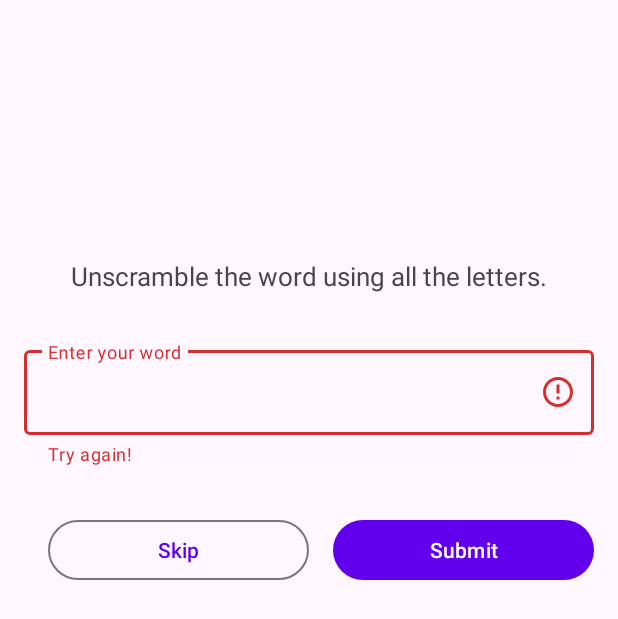
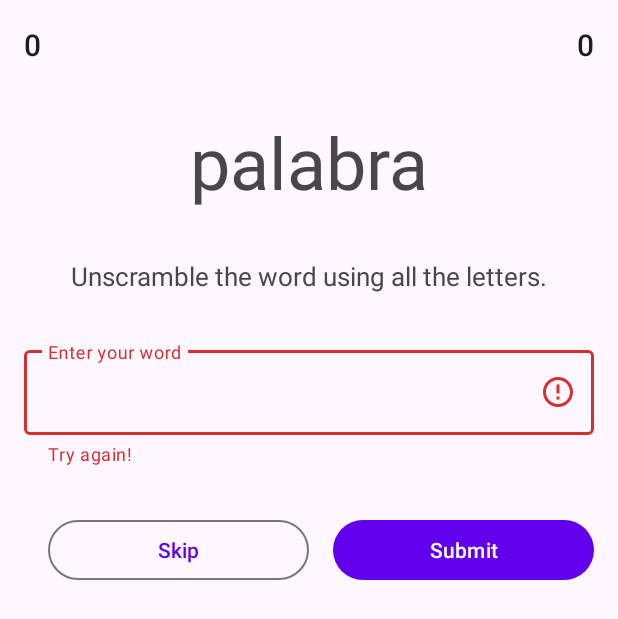
Before and after one commit to DavidAugustoHernandezMartin/escuela-arcade, an Android app: the fragment GameFragment shown on its own in the app's theme, after a tap on "Submit", on a phone screen of 412 x 824 dp. Shown: the top 619 px of the screen. Run offline under Robolectric (Android 15) with nearby library versions, the phone set to English and light mode, and no system bars; our stand-ins replace data binding; 5 statements that could not run were skipped.

Commit message:
Integración del fragmento de juego.

```diff
--- a/app/src/main/java/augusto/hernandez/escuelaarcade/coursegame/course/CourseListFragment.kt
+++ b/app/src/main/java/augusto/hernandez/escuelaarcade/coursegame/course/CourseListFragment.kt
@@ -26,7 +26,7 @@ class CourseListFragment: Fragment() {
     ): View {
         val fragmentBinding = CourseListFragmentBinding.inflate(inflater, container, false)
         binding = fragmentBinding
-        binding.lifecycleOwner = this
+        binding.lifecycleOwner = viewLifecycleOwner
         return fragmentBinding.root
     }
     override fun onViewCreated(view: View, savedInstanceState: Bundle?) {
--- a/app/src/main/java/augusto/hernandez/escuelaarcade/coursegame/game/GameFragment.kt
+++ b/app/src/main/java/augusto/hernandez/escuelaarcade/coursegame/game/GameFragment.kt
@@ -1,19 +1,20 @@
 package augusto.hernandez.escuelaarcade.coursegame.game
 
 import android.os.Bundle
+import android.util.Log
 import android.view.LayoutInflater
 import android.view.View
 import android.view.ViewGroup
 import androidx.fragment.app.Fragment
-import androidx.fragment.app.viewModels
+import androidx.fragment.app.activityViewModels
 import androidx.navigation.fragment.findNavController
 import augusto.hernandez.escuelaarcade.R
-import augusto.hernandez.escuelaarcade.coursegame.course.CourseListFragment
+import augusto.hernandez.escuelaarcade.coursegame.course.CourseFragment
 import augusto.hernandez.escuelaarcade.databinding.GameFragmentBinding
 import com.google.android.material.dialog.MaterialAlertDialogBuilder
 
 class GameFragment: Fragment() {
-    private val viewModel:GameViewModel by viewModels()
+    private val viewModel:GameViewModel by activityViewModels()
 
     // Binding object instance with access to the views in the game_fragment.xml layout
     private lateinit var binding: GameFragmentBinding
@@ -27,36 +28,45 @@ class GameFragment: Fragment() {
     override fun onCreate(savedInstanceState: Bundle?) {
         super.onCreate(savedInstanceState)
         arguments?.let {
-            numero = it.getInt(CourseListFragment.NUMERO)
+            numero = it.getInt(CourseFragment.NUMERO)
         }
+        Log.d("ARGUMENTOS","Se está recibiendo el argumento $numero a de CourseFragment")
     }
 
     override fun onCreateView(
-        inflater: LayoutInflater, container: ViewGroup?,
+        inflater: LayoutInflater,
+        container: ViewGroup?,
         savedInstanceState: Bundle?
     ): View {
         // Inflate the layout XML file and return a binding object instance
         //Esta vez con databinding en vez de viewbinding
         binding = GameFragmentBinding.inflate(inflater,container,false)
-        binding.lifecycleOwner = this
+        binding.lifecycleOwner = viewLifecycleOwner
         return binding.root
     }
 
     override fun onViewCreated(view: View, savedInstanceState: Bundle?) {
         super.onViewCreated(view, savedInstanceState)
-        // Setup a click listener for the Submit and Skip buttons.
-        binding.submit.setOnClickListener { onSubmitWord() }
-        binding.skip.setOnClickListener { onSkipWord() }
         //Inicialización de variables de diseño (databinding)
-        binding.gameViewModel = viewModel
-        binding.maxNoOfWords = MAX_NO_OF_WORDS
+        binding.apply {
+            gameViewModel = viewModel
+            maxNoOfWords = MAX_NO_OF_WORDS
+            appBinding = this@GameFragment
+        }
+        binding.gameViewModel!!.currentScrambledWord.observe(viewLifecycleOwner){ newWord ->
+            binding.textViewUnscrambledWord.text = newWord ?: "palabra"
+        }
+
+        binding.gameViewModel!!.currentWordCount.observe(viewLifecycleOwner){ newWordCount ->
+            binding.wordCount.text = newWordCount.toString()
+        }
+
+        binding.gameViewModel!!.score.observe(viewLifecycleOwner){ newScore ->
+            binding.score.text = newScore.toString()
+        }
     }
 
-    /*
-    * Checks the user's word, and updates the score accordingly.
-    * Displays the next scrambled word.
-    */
-    private fun onSubmitWord() {
+     fun onSubmitWord() {
         val playerWord:String = binding.textInputEditText.text.toString().trim()
         if(viewModel.isUserWordCorrect(playerWord)){
             setErrorTextField(false)
@@ -66,11 +76,7 @@ class GameFragment: Fragment() {
         }
     }
 
-    /*
-     * Skips the current word without changing the score.
-     * Increases the word count.
-     */
-    private fun onSkipWord() {
+     fun onSkipWord() {
         if(viewModel.nextWord()){
             setErrorTextField(false)
         }else{
@@ -78,35 +84,15 @@ class GameFragment: Fragment() {
         }
     }
 
-    /*
-     * Gets a random word from the list of words and shuffles the letters in it.
-     */
-    /* sustituido por ViewModel
-    private fun getNextScrambledWord(): String {
-        val tempWord = allWordsList.random().toCharArray()
-        tempWord.shuffle()
-        return String(tempWord)
-    }*/
-
-    /*
-     * Re-initializes the data in the ViewModel and updates the views with the new data, to
-     * restart the game.
-     */
     private fun restartGame() {
         viewModel.reinitializationData()
         setErrorTextField(false)
     }
 
-    /*
-     * Exits the game.
-     */
     private fun exitGame() {
-        findNavController().navigateUp()
+        findNavController().navigate(R.id.action_gameFragment_to_courseListFragment)
     }
 
-    /*
-    * Sets and resets the text field error status.
-    */
     private fun setErrorTextField(error: Boolean) {
         if (error) {
             binding.textField.isErrorEnabled = true
@@ -117,15 +103,10 @@ class GameFragment: Fragment() {
         }
     }
 
-    /*override fun onDetach() {
-        super.onDetach()
-        Log.d("GameFragment","GameFragment destroyed!")
-    }*/
-
     private fun showFinalScoreDialog(){
         MaterialAlertDialogBuilder(requireContext())
             .setTitle(getString(R.string.congratulations))
-            .setMessage(getString(R.string.you_scored,viewModel.score.value))
+            .setMessage(getString(R.string.you_scored,viewModel.score.value ?: 0))
             .setCancelable(false)
             .setNegativeButton(getString(R.string.exit)){
                     _,_ -> exitGame()
--- a/app/src/main/java/augusto/hernandez/escuelaarcade/coursegame/game/GameViewModel.kt
+++ b/app/src/main/java/augusto/hernandez/escuelaarcade/coursegame/game/GameViewModel.kt
@@ -9,13 +9,23 @@ class GameViewModel:ViewModel(){
 
     private val _score: MutableLiveData<Int> = MutableLiveData(0)
     private val _currentWordCount:MutableLiveData<Int> = MutableLiveData(0)
-    private val _currentScrambledWord:MutableLiveData<String> = MutableLiveData()
-    private var wordslist:MutableList<String> = mutableListOf(addWord(getWord()))
-    private lateinit var currentWord:String
+    private val _currentScrambledWord:MutableLiveData<String> = MutableLiveData("")
+    private var wordslist:MutableList<String>
+    private var currentWord: String
+
 
     val score: LiveData<Int> get() = _score
     val currentWordCount: LiveData<Int> get() = _currentWordCount
     val currentScrambledWord: LiveData<String> get() = _currentScrambledWord
+
+    init {
+        _score.value =0
+        _currentWordCount.value = 0
+        _currentScrambledWord.value = addWord(getWord())
+        wordslist = mutableListOf()
+        currentWord = getWord().toString()
+    }
+
 
     /*override fun onCleared() {
         super.onCleared()
@@ -45,7 +55,7 @@ class GameViewModel:ViewModel(){
     }
 
     private fun increaseScore(){
-        _score.value= _score.value!!.plus(SCORE_INCREASE)
+        _score.value= _score.value?.plus(SCORE_INCREASE)
     }
 
     fun isUserWordCorrect(playerWord:String):Boolean{
--- a/app/src/main/java/augusto/hernandez/escuelaarcade/home/HomeFragment.kt
+++ b/app/src/main/java/augusto/hernandez/escuelaarcade/home/HomeFragment.kt
@@ -14,7 +14,7 @@ import augusto.hernandez.escuelaarcade.model.states.PlaceholderAdapter
 
 class HomeFragment:Fragment() {
     //Se inicia el viewmodel compartido
-    private val viewModel: HomeViewModel by viewModels()
+    private val viewModel: HomeViewModel by activityViewModels()
     private val appViewModel:AppViewModel by activityViewModels()
     // Binding object instance corresponding to the fragment_u8.xml layout
     // This property is non-null between the onCreateView() and onDestroyView() lifecycle callbacks,
--- a/app/src/main/java/augusto/hernandez/escuelaarcade/model/AppViewModel.kt
+++ b/app/src/main/java/augusto/hernandez/escuelaarcade/model/AppViewModel.kt
@@ -40,9 +40,6 @@ class AppViewModel : ViewModel() {
     val user:LiveData<Usuario?> get()= _user
     private val database:FirebaseFirestore = Firebase.firestore
     private val auth:FirebaseUser= FirebaseAuth.getInstance().currentUser!!
-
-
-
 
     fun fetchCategories() {
         // Este es solo un ejemplo, debes implementar tu propia lógica de red aquí
--- a/app/src/main/res/layout/game_fragment.xml
+++ b/app/src/main/res/layout/game_fragment.xml
@@ -16,12 +16,16 @@
 
 <layout xmlns:android="http://schemas.android.com/apk/res/android"
     xmlns:app="http://schemas.android.com/apk/res-auto"
+    android:id="@+id/game_fragment"
     xmlns:tools="http://schemas.android.com/tools">
 
     <data>
         <variable
             name="gameViewModel"
             type="augusto.hernandez.escuelaarcade.coursegame.game.GameViewModel" />
+        <variable
+            name="appBinding"
+            type="augusto.hernandez.escuelaarcade.coursegame.game.GameFragment" />
         <variable
             name="maxNoOfWords"
             type="int" />
@@ -44,6 +48,7 @@
                 android:layout_marginStart="@dimen/default_padding"
                 android:layout_marginEnd="@dimen/default_padding"
                 android:text="@string/skip"
+                android:onClick="@{()->appBinding.onSkipWord()}"
                 app:layout_constraintBaseline_toBaselineOf="@id/submit"
                 app:layout_constraintEnd_toStartOf="@id/submit"
                 app:layout_constraintStart_toStartOf="parent" />
@@ -56,6 +61,7 @@
                 android:text="@string/submit"
                 app:layout_constraintEnd_toEndOf="parent"
                 app:layout_constraintStart_toEndOf="@id/skip"
+                android:onClick="@{()->appBinding.onSubmitWord()}"
                 app:layout_constraintTop_toBottomOf="@id/textField" />
 
             <TextView
@@ -67,7 +73,7 @@
                 app:layout_constraintBottom_toTopOf="@id/textField"
                 app:layout_constraintEnd_toEndOf="parent"
                 app:layout_constraintStart_toStartOf="parent"
-                app:layout_constraintTop_toBottomOf="@+id/textView_unscrambled_word" />
+                app:layout_constraintTop_toBottomOf="@id/textView_unscrambled_word" />
 
             <TextView
                 android:id="@+id/textView_unscrambled_word"
@@ -76,7 +82,6 @@
                 android:layout_marginTop="@dimen/default_margin"
                 android:layout_marginBottom="@dimen/default_margin"
                 android:textAppearance="@style/TextAppearance.MaterialComponents.Headline3"
-                android:text="@{gameViewModel.currentScrambledWord}"
                 app:layout_constraintBottom_toTopOf="@id/textView_instructions"
                 app:layout_constraintEnd_toEndOf="parent"
                 app:layout_constraintStart_toStartOf="parent"
@@ -87,7 +92,6 @@
                 android:id="@+id/word_count"
                 android:layout_width="wrap_content"
                 android:layout_height="wrap_content"
-                android:text="@{gameViewModel.currentWordCount}"
                 android:textAppearance="@style/TextAppearance.MaterialComponents.Headline6"
                 app:layout_constraintBottom_toTopOf="@id/textView_unscrambled_word"
                 app:layout_constraintStart_toStartOf="parent"
@@ -98,7 +102,6 @@
                 android:id="@+id/score"
                 android:layout_width="wrap_content"
                 android:layout_height="wrap_content"
-                android:text="@{gameViewModel.score}"
                 android:textAllCaps="true"
                 android:textAppearance="@style/TextAppearance.MaterialComponents.Headline6"
                 app:layout_constraintEnd_toEndOf="parent"
--- a/app/src/main/res/values-night/strings.xml
+++ b/app/src/main/res/values-night/strings.xml
@@ -22,16 +22,4 @@
     <string name="jugar">JUGAR</string>
     <string name="lorem_ipsum">Lorem ipsum dolor sit amet, consectetur adipiscing elit. Aliquam vitae velit vel risus suscipit efficitur non sit amet leo. Mauris commodo ipsum vel dui efficitur, id egestas orci posuere. Vestibulum non ante semper risus scelerisque laoreet. Etiam nec metus et libero porttitor blandit at nec nibh. Mauris et accumsan turpis. Pellentesque porttitor ante vulputate, luctus est at, euismod nisi. Etiam et dui hendrerit, pulvinar tortor at, rutrum nisi. Morbi eu sodales turpis, ut ornare ante. Sed placerat felis vitae lorem dapibus, vitae fringilla quam scelerisque. Vivamus maximus sem vestibulum felis mollis, viverra accumsan nisl molestie. Sed id placerat orci, quis finibus tortor. Donec non diam a felis molestie vulputate at tristique orci. Suspendisse at mi at dui mattis rhoncus. Maecenas a orci varius, mollis neque in, tincidunt ligula. Curabitur ante quam, suscipit quis dui quis, dapibus eleifend odio. Praesent luctus dolor sit amet nisl ultricies, non gravida leo suscipit.</string>
 
-    <!-- Strings del juego -->
-    <string name="instructions">Unscramble the word using all the letters.</string>
-    <string name="skip">Skip</string>
-    <string name="submit">Submit</string>
-    <string name="score">Score: %1$d</string>
-    <string name="word_count">%1$d of %2%d words</string>
-    <string name="enter_your_word">Enter your word</string>
-    <string name="try_again">Try again!</string>
-    <string name="congratulations">Congratulations!</string>
-    <string name="you_scored">You scored:%1$d points!</string>
-    <string name="exit">Exit game</string>
-    <string name="play_again">Play again</string>
 </resources>
--- a/app/src/main/res/values/strings.xml
+++ b/app/src/main/res/values/strings.xml
@@ -22,16 +22,13 @@
     <string name="jugar">JUGAR</string>
     <string name="lorem_ipsum">Lorem ipsum dolor sit amet, consectetur adipiscing elit. Aliquam vitae velit vel risus suscipit efficitur non sit amet leo. Mauris commodo ipsum vel dui efficitur, id egestas orci posuere. Vestibulum non ante semper risus scelerisque laoreet. Etiam nec metus et libero porttitor blandit at nec nibh. Mauris et accumsan turpis. Pellentesque porttitor ante vulputate, luctus est at, euismod nisi. Etiam et dui hendrerit, pulvinar tortor at, rutrum nisi. Morbi eu sodales turpis, ut ornare ante. Sed placerat felis vitae lorem dapibus, vitae fringilla quam scelerisque. Vivamus maximus sem vestibulum felis mollis, viverra accumsan nisl molestie. Sed id placerat orci, quis finibus tortor. Donec non diam a felis molestie vulputate at tristique orci. Suspendisse at mi at dui mattis rhoncus. Maecenas a orci varius, mollis neque in, tincidunt ligula. Curabitur ante quam, suscipit quis dui quis, dapibus eleifend odio. Praesent luctus dolor sit amet nisl ultricies, non gravida leo suscipit.</string>
 
-    <!-- Strings del juego -->
-    <string name="instructions">Unscramble the word using all the letters.</string>
     <string name="skip">Skip</string>
     <string name="submit">Submit</string>
-    <string name="score">Score: %1$d</string>
-    <string name="word_count">%1$d of %2%d words</string>
+    <string name="instructions">Unscramble the word using all the letters.</string>
     <string name="enter_your_word">Enter your word</string>
     <string name="try_again">Try again!</string>
     <string name="congratulations">Congratulations!</string>
-    <string name="you_scored">You scored:%1$d points!</string>
+    <string name="you_scored">You scored:%d points!</string>
     <string name="exit">Exit game</string>
     <string name="play_again">Play again</string>
 
```
Also changed, not shown: app/src/main/java/augusto/hernandez/escuelaarcade/coursegame/course/CourseFragment.kt (+8 -4 lines).
